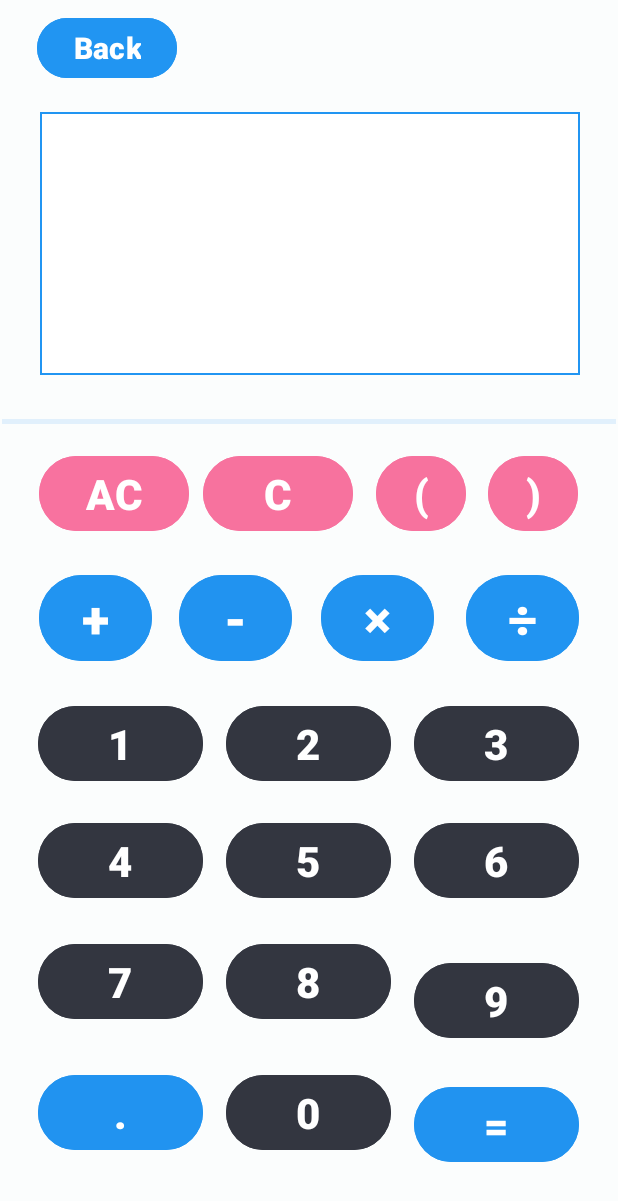
After one commit to Ruiwpo/AuxiliaryLearningToolsApp, an Android app: the CalculatorActivity screen opened directly, with no data from a screen before it, on a phone screen of 412 x 824 dp. The commit adds this screen. Shown: the top 1201 px of the screen. Run offline under Robolectric (Android 15) with nearby library versions, the phone set to English and light mode, and no system bars.

Commit message:
1.完成计算器页面的设计 2.实现计算器功能

```diff
--- /dev/null
+++ b/app/src/main/java/com/example/myfirstapp/CalculatorActivity.java
@@ -0,0 +1,281 @@
+package com.example.myfirstapp;
+
+import androidx.appcompat.app.AppCompatActivity;
+
+import android.content.Intent;
+import android.os.Bundle;
+import android.util.Log;
+import android.view.View;
+import android.widget.Button;
+import android.widget.TextView;
+
+import java.util.Stack;
+
+public class CalculatorActivity extends AppCompatActivity implements View.OnClickListener {
+
+    private static final String TAG = "CalculatorActivity";
+    TextView result_show;  //显示算式和结果
+    Button btn_ac, btn_c, btn_left, btn_right, btn_plus, btn_minus, btn_mul, btn_div, btn_point, btn_result,
+            btn_1, btn_2, btn_3, btn_4, btn_5, btn_6, btn_7, btn_8, btn_9, btn_0;
+    Stack<Character> st1 = new Stack<Character>();
+    Stack<Double> st2 = new Stack<Double>();
+    String s = "";  //输入的表达式（中缀表达式）
+    String trans_s = "";  //后缀表达式
+    int flag = 0;  //flag=1表示发生了除0错误
+
+    @Override
+    protected void onCreate(Bundle savedInstanceState) {
+        super.onCreate(savedInstanceState);
+        setContentView(R.layout.activity_calculator);
+        initView();
+    }
+
+    private void initView() {
+        result_show = findViewById(R.id.result_show);
+        btn_ac = findViewById(R.id.btn_ac);
+        btn_c = findViewById(R.id.btn_c);
+        btn_left = findViewById(R.id.btn_left);
+        btn_right = findViewById(R.id.btn_right);
+        btn_plus = findViewById(R.id.btn_plus);
+        btn_minus = findViewById(R.id.btn_minus);
+        btn_mul = findViewById(R.id.btn_multiply);
+        btn_div = findViewById(R.id.btn_divide);
+        btn_1 = findViewById(R.id.btn_1);
+        btn_2 = findViewById(R.id.btn_2);
+        btn_3 = findViewById(R.id.btn_3);
+        btn_4 = findViewById(R.id.btn_4);
+        btn_5 = findViewById(R.id.btn_5);
+        btn_6 = findViewById(R.id.btn_6);
+        btn_7 = findViewById(R.id.btn_7);
+        btn_8 = findViewById(R.id.btn_8);
+        btn_9 = findViewById(R.id.btn_9);
+        btn_0 = findViewById(R.id.btn_0);
+        btn_point = findViewById(R.id.btn_point);
+        btn_result = findViewById(R.id.btn_get_result);
+
+        btn_ac.setOnClickListener(this);
+        btn_c.setOnClickListener(this);
+        btn_left.setOnClickListener(this);
+        btn_right.setOnClickListener(this);
+        btn_plus.setOnClickListener(this);
+        btn_minus.setOnClickListener(this);
+        btn_mul.setOnClickListener(this);
+        btn_div.setOnClickListener(this);
+        btn_1.setOnClickListener(this);
+        btn_2.setOnClickListener(this);
+        btn_3.setOnClickListener(this);
+        btn_4.setOnClickListener(this);
+        btn_5.setOnClickListener(this);
+        btn_6.setOnClickListener(this);
+        btn_7.setOnClickListener(this);
+        btn_8.setOnClickListener(this);
+        btn_9.setOnClickListener(this);
+        btn_0.setOnClickListener(this);
+        btn_point.setOnClickListener(this);
+        btn_result.setOnClickListener(this);
+    }
+
+    @Override
+    public void onClick(View v) {
+        //点击计算器相应按钮，得到输入的中缀表达式
+        if (v.getId()!=R.id.btn_get_result) {
+            if (v.getId()==R.id.btn_ac){
+                s = "";
+            } else if (v.getId()==R.id.btn_c){
+                if(s.length()!=0){
+                    s = s.substring(0, s.length()-1);
+                }
+            } else if (v.getId()==R.id.btn_left){
+                s += '(';
+            } else if (v.getId()==R.id.btn_right){
+                s += ')';
+            } else if (v.getId()==R.id.btn_1){
+                s += '1';
+            } else if (v.getId()==R.id.btn_2){
+                s += '2';
+            } else if (v.getId()==R.id.btn_3){
+                s += '3';
+            } else if (v.getId()==R.id.btn_4){
+                s += '4';
+            } else if (v.getId()==R.id.btn_5){
+                s += '5';
+            } else if (v.getId()==R.id.btn_6){
+                s += '6';
+            } else if (v.getId()==R.id.btn_7){
+                s += '7';
+            } else if (v.getId()==R.id.btn_8){
+                s += '8';
+            } else if (v.getId()==R.id.btn_9){
+                s += '9';
+            } else if (v.getId()==R.id.btn_0){
+                s += '0';
+            } else if (v.getId()==R.id.btn_plus){
+                s += '+';
+            } else if (v.getId()==R.id.btn_minus){
+                s += '-';
+            } else if (v.getId()==R.id.btn_multiply){
+                s += '*';
+            } else if (v.getId()==R.id.btn_divide){
+                s += '/';
+            } else if (v.getId()==R.id.btn_point){
+                s += '.';
+            }
+            result_show.setText(s);
+        }
+        //当点击“=”按钮时，得到计算结果
+        else {
+            s += '=';
+            transString(s);
+            getResult(trans_s);
+            s = "";
+            trans_s = "";
+            flag = 0;
+        }
+    }
+
+    //将输入的中缀表达式转为后缀表达式
+    private void transString(String s) {
+        char[] sArr = s.toCharArray();
+        int i = 0;
+        while (sArr[i]!='=') {
+            if(sArr[i]=='('){
+                st1.push('(');
+                i++;
+            } else if (sArr[i]==')') {
+                Character e = st1.pop();
+                while(e!='('){
+                    trans_s += e;
+                    e = st1.pop();
+                }
+                i++;
+            } else if (sArr[i]=='+'){
+                while(!st1.isEmpty()){
+                    Character e = st1.peek();
+                    if (e!='('){
+                        trans_s += e;
+                        st1.pop();
+                    } else break;
+                }
+                st1.push('+');
+                i++;
+            } else if (sArr[i]=='-') {
+                while (!st1.isEmpty()) {
+                    Character e = st1.peek();
+                    if (e != '(') {
+                        trans_s += e;
+                        st1.pop();
+                    } else break;
+                }
+                st1.push('-');
+                i++;
+            } else if (sArr[i]=='*') {
+                while (!st1.isEmpty()) {
+                    Character e = st1.peek();
+                    if (e=='*' || e=='/') {
+                        trans_s += 'e';
+                        st1.pop();
+                    } else break;
+                }
+                st1.push('*');
+                i++;
+            } else if (sArr[i]=='/') {
+                while (!st1.isEmpty()) {
+                    Character e = st1.peek();
+                    if (e=='*' || e=='/') {
+                        trans_s += 'e';
+                        st1.pop();
+                    } else break;
+                }
+                st1.push('/');
+                i++;
+            } else {
+                while (sArr[i]>='0' && sArr[i]<='9' || sArr[i]=='.'){
+                    trans_s += sArr[i];
+                    i++;
+                }
+                trans_s += '#';
+            }
+        }
+        while (!st1.isEmpty()){
+            Character e = st1.pop();
+            trans_s += e;
+        }
+        trans_s += '=';
+    }
+
+    //通过后缀表达式获得计算结果
+    private void getResult(String trans_s) {
+        double a, b, c, result = 0;
+        int i=0;
+        char[] sArr = trans_s.toCharArray();
+        while (sArr[i]!='=') {
+            if (sArr[i]=='+') {
+                a = st2.pop();
+                b = st2.pop();
+                c = b + a;
+                st2.push(c);
+            } else if (sArr[i]=='-') {
+                a = st2.pop();
+                b = st2.pop();
+                c = b - a;
+                st2.push(c);
+            } else if (sArr[i]=='*') {
+                a = st2.pop();
+                b = st2.pop();
+                c = b * a;
+                st2.push(c);
+            } else if (sArr[i]=='/') {
+                a = st2.pop();
+                b = st2.pop();
+                if (a!=0) {
+                    c = b / a;
+                    st2.push(c);
+                }
+                //当除数为0时，发生除0错误，计算器不显示结果，退出本次计算
+                else {
+                    Log.i(TAG, "getResult: error_0");
+                    result_show.setText("--");
+                    flag = 1;
+                    break;
+                }
+            } else if (sArr[i]>='0' && sArr[i]<='9' || sArr[i]=='.') {
+                String num = "";
+                while (sArr[i]>='0' && sArr[i]<='9' || sArr[i]=='.') {
+                    num += sArr[i];
+                    i++;
+                }
+                i--;
+                st2.push(Double.parseDouble(num));
+            }
+            i++;
+        }
+
+        //未发生除0错误时，显示计算结果
+        if(flag==0) {
+            result = st2.peek();
+            if (result == (int) result){
+                result_show.setText('=' + String.valueOf((int)result));  //结果为整数
+            } else if (((result - (int) result)*10)%2==0 || ((result - (int) result)*10)%5==0) {
+                result_show.setText('=' + String.format("%.1f", result));  //结果是小数，并且为0.2或0.5的倍数
+            } else if (((result - (int) result)*100)%25==0) {
+                result_show.setText('=' + String.format("%.2f", result));  //结果为小数，并且为0.25的倍数
+            } else if (((result - (int) result)*1000)%125==0) {
+                result_show.setText('=' + String.format("%.3f", result));  //结果为小数，并且为0.125的倍数
+            } else if (((result - (int) result)*10000)%625==0) {
+                result_show.setText('=' + String.format("%.4f", result));  //结果为小数，并且为0.0625的倍数
+            } else if (((result - (int) result)*100000)%3125==0) {
+                result_show.setText('=' + String.format("%.5f", result));  //结果为小数，并且为0.03125的倍数
+            } else {
+                result_show.setText('=' + String.format("%.6f", result));  //结果为小数，且小数部分大于等于6位
+            }
+        }
+    }
+
+    //返回主界面
+    public void back2 (View v) {
+        Intent calculatorIntent = getIntent();
+        Log.i(TAG, "back2: back to main");
+        setResult(6, calculatorIntent);
+        finish();
+    }
+}
--- /dev/null
+++ b/app/src/main/res/drawable/textview_border.xml
@@ -0,0 +1,5 @@
+<?xml version="1.0" encoding="utf-8"?>
+<shape xmlns:android="http://schemas.android.com/apk/res/android" android:shape="rectangle">
+    <solid android:color="#ffffff"/>
+    <stroke android:width="1.5dp" android:color="#2195f2"/>
+</shape>
--- /dev/null
+++ b/app/src/main/res/layout/activity_calculator.xml
@@ -0,0 +1,351 @@
+<?xml version="1.0" encoding="utf-8"?>
+<androidx.constraintlayout.widget.ConstraintLayout xmlns:android="http://schemas.android.com/apk/res/android"
+    xmlns:app="http://schemas.android.com/apk/res-auto"
+    xmlns:tools="http://schemas.android.com/tools"
+    android:layout_width="match_parent"
+    android:layout_height="match_parent"
+    android:background="#FBFDFD"
+    android:foregroundTint="#333640"
+    tools:context=".CalculatorActivity">
+
+    <TextView
+        android:id="@+id/result_show"
+        android:layout_width="360dp"
+        android:layout_height="175dp"
+        android:background="@drawable/textview_border"
+        android:lineSpacingExtra="0sp"
+        android:textAlignment="viewStart"
+        android:textSize="72sp"
+        android:textStyle="bold"
+        app:layout_constraintBottom_toBottomOf="parent"
+        app:layout_constraintEnd_toEndOf="parent"
+        app:layout_constraintHorizontal_bias="0.509"
+        app:layout_constraintStart_toStartOf="parent"
+        app:layout_constraintTop_toTopOf="parent"
+        app:layout_constraintVertical_bias="0.115" />
+
+    <View
+        android:id="@+id/divider"
+        android:layout_width="409dp"
+        android:layout_height="3dp"
+        android:background="?android:attr/listDivider"
+        android:backgroundTint="#2194F1"
+        app:layout_constraintBottom_toBottomOf="parent"
+        app:layout_constraintEnd_toEndOf="parent"
+        app:layout_constraintStart_toStartOf="parent"
+        app:layout_constraintTop_toTopOf="parent"
+        app:layout_constraintVertical_bias="0.34" />
+
+    <Button
+        android:id="@+id/btn_ac"
+        android:layout_width="100dp"
+        android:layout_height="wrap_content"
+        android:backgroundTint="#F8729F"
+        android:text="AC"
+        android:textSize="28sp"
+        android:textStyle="bold"
+        app:layout_constraintBottom_toBottomOf="parent"
+        app:layout_constraintEnd_toEndOf="parent"
+        app:layout_constraintHorizontal_bias="0.083"
+        app:layout_constraintStart_toStartOf="parent"
+        app:layout_constraintTop_toTopOf="parent"
+        app:layout_constraintVertical_bias="0.392" />
+
+    <Button
+        android:id="@+id/btn_c"
+        android:layout_width="100dp"
+        android:layout_height="wrap_content"
+        android:backgroundTint="#F7729E"
+        android:text="C"
+        android:textSize="28sp"
+        android:textStyle="bold"
+        app:layout_constraintBottom_toBottomOf="parent"
+        app:layout_constraintEnd_toEndOf="parent"
+        app:layout_constraintHorizontal_bias="0.434"
+        app:layout_constraintStart_toStartOf="parent"
+        app:layout_constraintTop_toTopOf="parent"
+        app:layout_constraintVertical_bias="0.392" />
+
+    <Button
+        android:id="@+id/btn_left"
+        android:layout_width="60dp"
+        android:layout_height="wrap_content"
+        android:backgroundTint="#F7729E"
+        android:text="("
+        android:textSize="28sp"
+        android:textStyle="bold"
+        app:layout_constraintBottom_toBottomOf="parent"
+        app:layout_constraintEnd_toEndOf="parent"
+        app:layout_constraintHorizontal_bias="0.712"
+        app:layout_constraintStart_toStartOf="parent"
+        app:layout_constraintTop_toTopOf="parent"
+        app:layout_constraintVertical_bias="0.392" />
+
+    <Button
+        android:id="@+id/btn_1"
+        android:layout_width="110dp"
+        android:layout_height="wrap_content"
+        android:backgroundTint="#333640"
+        android:text="1"
+        android:textSize="28sp"
+        android:textStyle="bold"
+        app:layout_constraintBottom_toBottomOf="parent"
+        app:layout_constraintEnd_toEndOf="parent"
+        app:layout_constraintHorizontal_bias="0.083"
+        app:layout_constraintStart_toStartOf="parent"
+        app:layout_constraintTop_toTopOf="parent"
+        app:layout_constraintVertical_bias="0.609" />
+
+    <Button
+        android:id="@+id/btn_2"
+        android:layout_width="110dp"
+        android:layout_height="wrap_content"
+        android:backgroundTint="#333640"
+        android:text="2"
+        android:textSize="28sp"
+        android:textStyle="bold"
+        app:layout_constraintBottom_toBottomOf="parent"
+        app:layout_constraintEnd_toEndOf="parent"
+        app:layout_constraintHorizontal_bias="0.498"
+        app:layout_constraintStart_toStartOf="parent"
+        app:layout_constraintTop_toTopOf="parent"
+        app:layout_constraintVertical_bias="0.609" />
+
+    <Button
+        android:id="@+id/btn_3"
+        android:layout_width="110dp"
+        android:layout_height="wrap_content"
+        android:backgroundTint="#333640"
+        android:text="3"
+        android:textSize="28sp"
+        android:textStyle="bold"
+        app:layout_constraintBottom_toBottomOf="parent"
+        app:layout_constraintEnd_toEndOf="parent"
+        app:layout_constraintHorizontal_bias="0.913"
+        app:layout_constraintStart_toStartOf="parent"
+        app:layout_constraintTop_toTopOf="parent"
+        app:layout_constraintVertical_bias="0.609" />
+
+    <Button
+        android:id="@+id/btn_4"
+        android:layout_width="110dp"
+        android:layout_height="wrap_content"
+        android:backgroundTint="#333640"
+        android:text="4"
+        android:textSize="28sp"
+        android:textStyle="bold"
+        app:layout_constraintBottom_toBottomOf="parent"
+        app:layout_constraintEnd_toEndOf="parent"
+        app:layout_constraintHorizontal_bias="0.083"
+        app:layout_constraintStart_toStartOf="parent"
+        app:layout_constraintTop_toBottomOf="@+id/btn_1"
+        app:layout_constraintVertical_bias="0.082" />
+
+    <Button
+        android:id="@+id/btn_5"
+        android:layout_width="110dp"
+        android:layout_height="wrap_content"
+        android:backgroundTint="#333640"
+        android:text="5"
+        android:textSize="28sp"
+        android:textStyle="bold"
+        app:layout_constraintBottom_toBottomOf="parent"
+        app:layout_constraintEnd_toEndOf="parent"
+        app:layout_constraintHorizontal_bias="0.498"
+        app:layout_constraintStart_toStartOf="parent"
+        app:layout_constraintTop_toBottomOf="@+id/btn_2"
+        app:layout_constraintVertical_bias="0.082" />
+
+    <Button
+        android:id="@+id/btn_6"
+        android:layout_width="110dp"
+        android:layout_height="wrap_content"
+        android:backgroundTint="#333640"
+        android:text="6"
+        android:textSize="28sp"
+        android:textStyle="bold"
+        app:layout_constraintBottom_toBottomOf="parent"
+        app:layout_constraintEnd_toEndOf="parent"
+        app:layout_constraintHorizontal_bias="0.913"
+        app:layout_constraintStart_toStartOf="parent"
+        app:layout_constraintTop_toBottomOf="@+id/btn_3"
+        app:layout_constraintVertical_bias="0.082" />
+
+    <Button
+        android:id="@+id/btn_7"
+        android:layout_width="110dp"
+        android:layout_height="wrap_content"
+        android:backgroundTint="#333640"
+        android:text="7"
+        android:textSize="28sp"
+        android:textStyle="bold"
+        app:layout_constraintBottom_toBottomOf="parent"
+        app:layout_constraintEnd_toEndOf="parent"
+        app:layout_constraintHorizontal_bias="0.083"
+        app:layout_constraintStart_toStartOf="parent"
+        app:layout_constraintTop_toBottomOf="@+id/btn_4"
+        app:layout_constraintVertical_bias="0.138" />
+
+    <Button
+        android:id="@+id/btn_8"
+        android:layout_width="110dp"
+        android:layout_height="wrap_content"
+        android:backgroundTint="#333640"
+        android:text="8"
+        android:textSize="28sp"
+        android:textStyle="bold"
+        app:layout_constraintBottom_toBottomOf="parent"
+        app:layout_constraintEnd_toEndOf="parent"
+        app:layout_constraintHorizontal_bias="0.498"
+        app:layout_constraintStart_toStartOf="parent"
+        app:layout_constraintTop_toBottomOf="@+id/btn_5"
+        app:layout_constraintVertical_bias="0.138" />
+
+    <Button
+        android:id="@+id/btn_9"
+        android:layout_width="110dp"
+        android:layout_height="wrap_content"
+        android:backgroundTint="#333640"
+        android:text="9"
+        android:textSize="28sp"
+        android:textStyle="bold"
+        app:layout_constraintBottom_toBottomOf="parent"
+        app:layout_constraintEnd_toEndOf="parent"
+        app:layout_constraintHorizontal_bias="0.913"
+        app:layout_constraintStart_toStartOf="parent"
+        app:layout_constraintTop_toTopOf="parent"
+        app:layout_constraintVertical_bias="0.833" />
+
+    <Button
+        android:id="@+id/btn_0"
+        android:layout_width="110dp"
+        android:layout_height="wrap_content"
+        android:backgroundTint="#333640"
+        android:text="0"
+        android:textSize="28sp"
+        android:textStyle="bold"
+        app:layout_constraintBottom_toBottomOf="parent"
+        app:layout_constraintEnd_toEndOf="parent"
+        app:layout_constraintHorizontal_bias="0.498"
+        app:layout_constraintStart_toStartOf="parent"
+        app:layout_constraintTop_toBottomOf="@+id/btn_8"
+        app:layout_constraintVertical_bias="0.351" />
+
+    <Button
+        android:id="@+id/btn_point"
+        android:layout_width="110dp"
+        android:layout_height="wrap_content"
+        android:backgroundTint="#2193F0"
+        android:text="."
+        android:textSize="28sp"
+        android:textStyle="bold"
+        app:layout_constraintBottom_toBottomOf="parent"
+        app:layout_constraintEnd_toEndOf="parent"
+        app:layout_constraintHorizontal_bias="0.083"
+        app:layout_constraintStart_toStartOf="parent"
+        app:layout_constraintTop_toBottomOf="@+id/btn_7"
+        app:layout_constraintVertical_bias="0.351" />
+
+    <Button
+        android:id="@+id/btn_get_result"
+        android:layout_width="110dp"
+        android:layout_height="wrap_content"
+        android:backgroundTint="#2193F0"
+        android:text="="
+        android:textSize="28sp"
+        android:textStyle="bold"
+        app:layout_constraintBottom_toBottomOf="parent"
+        app:layout_constraintEnd_toEndOf="parent"
+        app:layout_constraintHorizontal_bias="0.913"
+        app:layout_constraintStart_toStartOf="parent"
+        app:layout_constraintTop_toBottomOf="@+id/btn_9"
+        app:layout_constraintVertical_bias="0.351" />
+
+    <Button
+        android:id="@+id/btn_plus"
+        android:layout_width="75dp"
+        android:layout_height="wrap_content"
+        android:backgroundTint="#2194F1"
+        android:text="+"
+        android:textSize="34sp"
+        android:textStyle="bold"
+        app:layout_constraintBottom_toBottomOf="parent"
+        app:layout_constraintEnd_toEndOf="parent"
+        app:layout_constraintHorizontal_bias="0.077"
+        app:layout_constraintStart_toStartOf="parent"
+        app:layout_constraintTop_toTopOf="parent" />
+
+    <Button
+        android:id="@+id/btn_minus"
+        android:layout_width="75dp"
+        android:layout_height="wrap_content"
+        android:backgroundTint="#2193F0"
+        android:text="-"
+        android:textSize="34sp"
+        android:textStyle="bold"
+        app:layout_constraintBottom_toBottomOf="parent"
+        app:layout_constraintEnd_toEndOf="parent"
+        app:layout_constraintHorizontal_bias="0.354"
+        app:layout_constraintStart_toStartOf="parent"
+        app:layout_constraintTop_toTopOf="parent" />
+
+    <Button
+        android:id="@+id/btn_multiply"
+        android:layout_width="75dp"
+        android:layout_height="wrap_content"
+        android:backgroundTint="#2193F0"
+        android:text="×"
+        android:textSize="34sp"
+        android:textStyle="bold"
+        app:layout_constraintBottom_toBottomOf="parent"
+        app:layout_constraintEnd_toEndOf="parent"
+        app:layout_constraintHorizontal_bias="0.636"
+        app:layout_constraintStart_toStartOf="parent"
+        app:layout_constraintTop_toTopOf="parent" />
+
+    <Button
+        android:id="@+id/btn_divide"
+        android:layout_width="75dp"
+        android:layout_height="wrap_content"
+        android:backgroundTint="#2194F1"
+        android:text="÷"
+        android:textSize="34sp"
+        android:textStyle="bold"
+        app:layout_constraintBottom_toBottomOf="parent"
+        app:layout_constraintEnd_toEndOf="parent"
+        app:layout_constraintHorizontal_bias="0.922"
+        app:layout_constraintStart_toStartOf="parent"
+        app:layout_constraintTop_toTopOf="parent" />
+
+    <Button
+        android:id="@+id/calculator_back"
+        android:layout_width="wrap_content"
+        android:layout_height="wrap_content"
+        android:backgroundTint="#2195F2"
+        android:onClick="back2"
+        android:text="Back"
+        android:textSize="20sp"
+        android:textStyle="bold"
+        app:layout_constraintBottom_toBottomOf="parent"
+        app:layout_constraintEnd_toEndOf="parent"
+        app:layout_constraintHorizontal_bias="0.078"
+        app:layout_constraintStart_toStartOf="parent"
+        app:layout_constraintTop_toTopOf="parent"
+        app:layout_constraintVertical_bias="0.01" />
+
+    <Button
+        android:id="@+id/btn_right"
+        android:layout_width="60sp"
+        android:layout_height="wrap_content"
+        android:backgroundTint="#F7729E"
+        android:text=")"
+        android:textSize="28sp"
+        android:textStyle="bold"
+        app:layout_constraintBottom_toBottomOf="parent"
+        app:layout_constraintEnd_toEndOf="parent"
+        app:layout_constraintHorizontal_bias="0.925"
+        app:layout_constraintStart_toStartOf="parent"
+        app:layout_constraintTop_toTopOf="parent"
+        app:layout_constraintVertical_bias="0.392" />
+
+</androidx.constraintlayout.widget.ConstraintLayout>
--- a/app/src/main/res/layout/activity_main.xml
+++ b/app/src/main/res/layout/activity_main.xml
@@ -51,6 +51,7 @@
         android:textSize="24sp"
         android:textStyle="bold"
         android:typeface="normal"
+        android:onClick="openCalculator"
         app:layout_constraintBottom_toBottomOf="parent"
         app:layout_constraintEnd_toEndOf="parent"
         app:layout_constraintHorizontal_bias="0.81"
```
Also changed, not shown: app/src/main/AndroidManifest.xml (+9 -0 lines), app/src/main/java/com/example/myfirstapp/MainActivity.java (+8 -0 lines).
